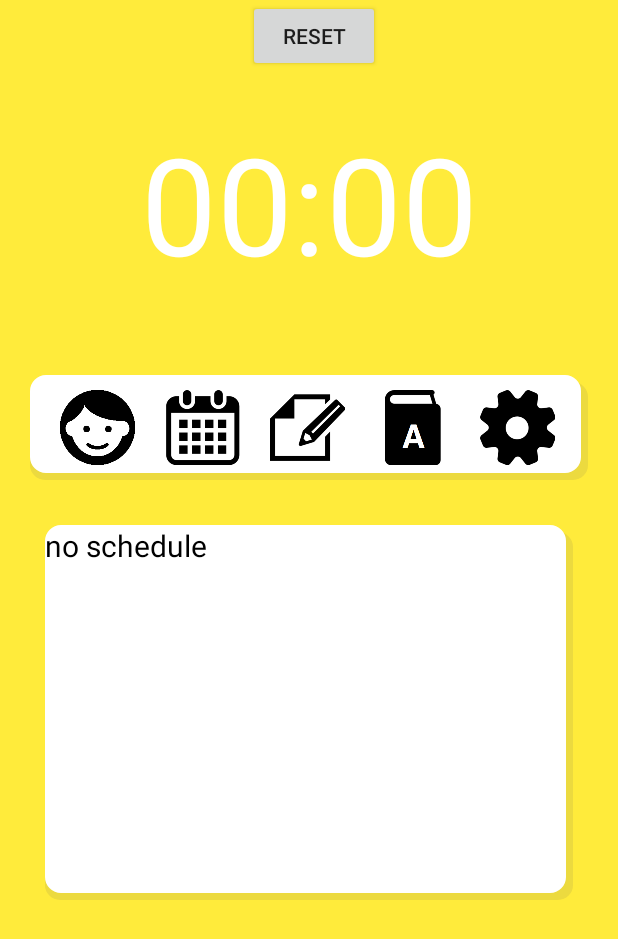
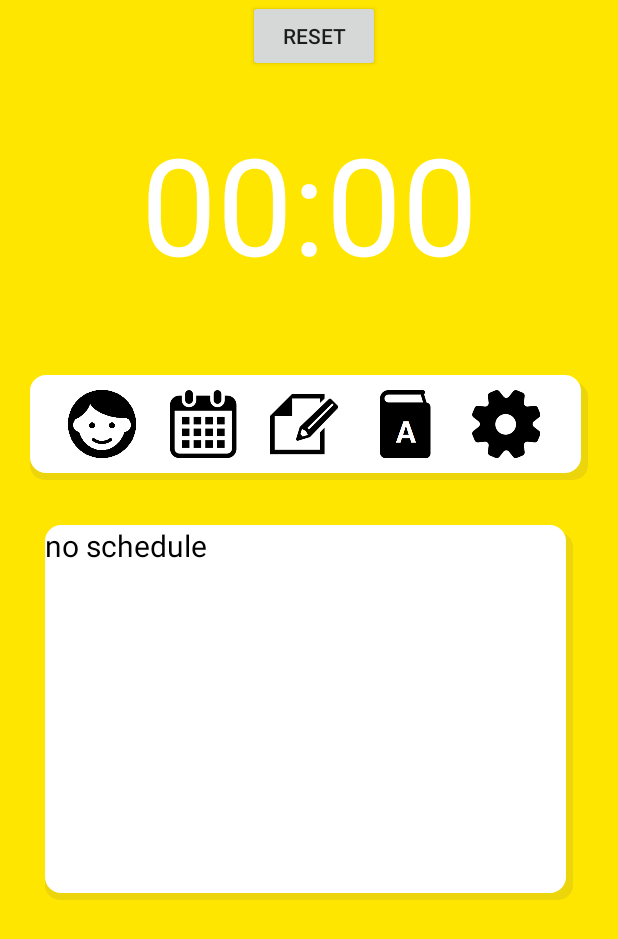
Before and after one commit to wjrmffldrhrl/mobileteam, an Android app: the screen it shows after launch (MainActivity), on a phone screen of 412 x 824 dp. Shown: the top 939 px of the screen. Run offline under Robolectric (Android 15) with nearby library versions, the phone set to English and light mode, and no system bars; our stand-ins replace AdMob.

Commit message:
6.12.17,14

```diff
--- a/app/src/main/res/layout/light.xml
+++ b/app/src/main/res/layout/light.xml
@@ -17,15 +17,16 @@
         <TextView
             android:layout_width="wrap_content"
             android:layout_height="wrap_content"
-            android:text="일어나!!"
+            android:text="일어나"
             android:textColor="#FFFFFF"
             android:textSize="100dp" />
 
         <Button
             android:id="@+id/light_bt_getup"
-            android:layout_width="wrap_content"
+            android:layout_width="300dp"
             android:layout_height="wrap_content"
             android:text="일어났어요"
+            android:textSize="40dp"
             android:background="@drawable/bg_gis_result_items_count"/>
     </LinearLayout>
 
--- a/app/src/main/res/layout/note_list.xml
+++ b/app/src/main/res/layout/note_list.xml
@@ -26,7 +26,7 @@
             android:layout_weight="1"
             android:text="새로 만들기"
             android:layout_margin="10dp"
-            android:background="@drawable/button"/>
+            android:background="@drawable/bg_gis_result_items_count"/>
 
         <Button
             android:id="@+id/note_bt_reset"
@@ -39,7 +39,7 @@
             android:layout_weight="1"
             android:layout_margin="10dp"
             android:text="목록 새로고침"
-            android:background="@drawable/button"/>
+            android:background="@drawable/bg_gis_result_items_count"/>
     </LinearLayout>
 
 
--- a/app/src/main/res/layout/study_select.xml
+++ b/app/src/main/res/layout/study_select.xml
@@ -35,8 +35,7 @@
         android:layout_marginTop="350dp"
         android:layout_marginRight="30dp"
         android:background="@drawable/bg_gis_result_items_count"
-        android:text="
-        체크리스트"
+        android:text="체크리스트"
         android:textColor="#000000"
         android:textSize="20dp" />
 
@@ -54,11 +53,11 @@
         <ImageButton
 
             android:id="@+id/study_bt_face"
-            android:layout_width="50dp"
-            android:layout_height="50dp"
+            android:layout_width="45dp"
+            android:layout_height="45dp"
             android:layout_marginTop="10dp"
             android:layout_alignTop="@+id/study_bt_note"
-            android:layout_marginStart="20dp"
+            android:layout_marginStart="25dp"
             android:background="#00FFFFFF"
             android:scaleType="fitXY"
             android:src="@drawable/face_off" />
@@ -66,10 +65,10 @@
         <ImageButton
 
             android:id="@+id/study_bt_calendar"
-            android:layout_width="50dp"
-            android:layout_height="50dp"
+            android:layout_width="45dp"
+            android:layout_height="45dp"
             android:layout_alignTop="@+id/study_bt_note"
-            android:layout_marginLeft="20dp"
+            android:layout_marginLeft="22dp"
             android:layout_marginTop="10dp"
             android:background="#00FFFFFF"
             android:scaleType="fitXY"
@@ -79,12 +78,12 @@
         <ImageButton
 
             android:id="@+id/study_bt_note"
-            android:layout_width="50dp"
-            android:layout_height="50dp"
+            android:layout_width="45dp"
+            android:layout_height="45dp"
             android:layout_alignParentTop="true"
             android:layout_centerHorizontal="true"
             android:layout_marginTop="10dp"
-            android:layout_marginLeft="20dp"
+            android:layout_marginLeft="22dp"
             android:background="#00FFFFFF"
             android:scaleType="fitXY"
 
@@ -93,27 +92,28 @@
         <ImageButton
 
             android:id="@+id/study_bt_dictionary"
-            android:layout_width="50dp"
-            android:layout_height="50dp"
+            android:layout_width="45dp"
+            android:layout_height="45dp"
             android:layout_alignTop="@+id/study_bt_note"
             android:layout_alignParentEnd="true"
-            android:layout_marginLeft="20dp"
+            android:layout_marginLeft="22dp"
             android:layout_marginTop="10dp"
             android:background="#ffffffff"
             android:scaleType="fitXY"
             android:src="@drawable/dictionary_img" />
+
         <ImageButton
-            android:layout_width="50dp"
-            android:layout_height="50dp"
+            android:id="@+id/setting"
+            android:layout_width="45dp"
+            android:layout_height="45dp"
             android:layout_alignTop="@+id/study_bt_note"
-            android:layout_marginLeft="20dp"
-            android:id="@+id/setting"
             android:layout_alignParentTop="true"
             android:layout_alignParentEnd="true"
+            android:layout_marginLeft="22dp"
             android:layout_marginTop="10dp"
             android:background="#00FFFFFF"
             android:scaleType="fitXY"
-            android:src="@drawable/setting"/>
+            android:src="@drawable/setting" />
         <TextView
             android:layout_width="wrap_content"
             android:layout_height="wrap_content"
--- a/app/src/main/res/values/colors.xml
+++ b/app/src/main/res/values/colors.xml
@@ -3,5 +3,5 @@
     <color name="colorPrimary">#FDE8AA</color>
     <color name="colorPrimaryDark">#FDE501</color>
     <color name="colorAccent">#FDC42A</color>
-    <color name="background">#FFEB3B</color>
+    <color name="background">#ffe600</color>
 </resources>
```
Also changed, not shown: app/src/main/res/layout/note.xml (+29 -26 lines).
